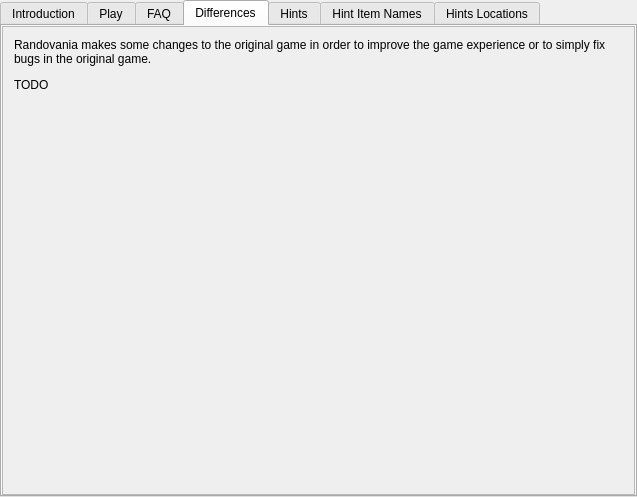
First picture: the form in randovania/gui/ui_files/games_tab_samusreturns_widget.ui, repository randovania/randovania, before the edit.
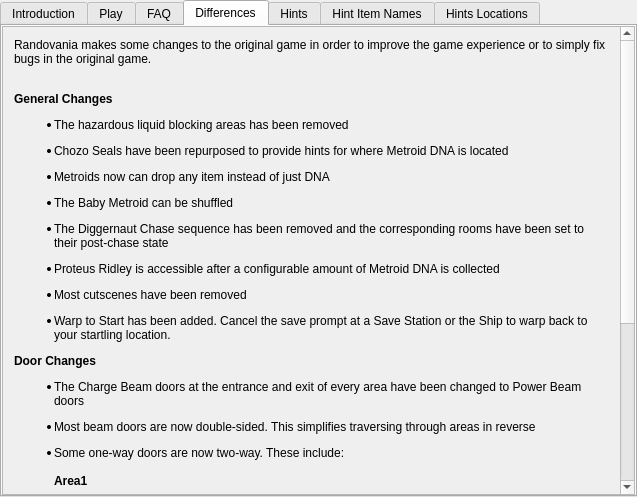
Second picture: the form after the edit. The open tabs and pages were chosen to show the change. Custom widgets are drawn as their Qt base class.

Commit message: Update differences tab

What changed in the file:
```diff
--- a/randovania/gui/ui_files/games_tab_samusreturns_widget.ui
+++ b/randovania/gui/ui_files/games_tab_samusreturns_widget.ui
@@ -150,15 +150,15 @@
      <rect>
       <x>0</x>
       <y>0</y>
-      <width>631</width>
-      <height>468</height>
+      <width>617</width>
+      <height>662</height>
      </rect>
     </property>
     <layout class="QVBoxLayout" name="verticalLayout">
      <item>
       <widget class="QLabel" name="differences_label">
        <property name="text">
-        <string>&lt;html&gt;&lt;head/&gt;&lt;body&gt;&lt;p&gt;Randovania makes some changes to the original game in order to improve the game experience or to simply fix bugs in the original game.&lt;/p&gt;&lt;p&gt;TODO&lt;/p&gt;&lt;/body&gt;&lt;/html&gt;</string>
+        <string>&lt;html&gt;&lt;head/&gt;&lt;body&gt;&lt;p&gt;Randovania makes some changes to the original game in order to improve the game experience or to simply fix bugs in the original game.&lt;/p&gt;&lt;p&gt;&lt;br/&gt;&lt;span style=&quot; font-weight:600;&quot;&gt;General Changes&lt;/span&gt;&lt;/p&gt;&lt;ul style=&quot;margin-top: 0px; margin-bottom: 0px; margin-left: 0px; margin-right: 0px; -qt-list-indent: 1;&quot;&gt;&lt;li style=&quot; margin-top:12px; margin-bottom:0px; margin-left:0px; margin-right:0px; -qt-block-indent:0; text-indent:0px;&quot;&gt;The hazardous liquid blocking areas has been removed&lt;/li&gt;&lt;li style=&quot; margin-top:12px; margin-bottom:0px; margin-left:0px; margin-right:0px; -qt-block-indent:0; text-indent:0px;&quot;&gt;Chozo Seals have been repurposed to provide hints for where Metroid DNA is located&lt;/li&gt;&lt;li style=&quot; margin-top:12px; margin-bottom:0px; margin-left:0px; margin-right:0px; -qt-block-indent:0; text-indent:0px;&quot;&gt;Metroids now can drop any item instead of just DNA&lt;/li&gt;&lt;li style=&quot; margin-top:12px; margin-bottom:0px; margin-left:0px; margin-right:0px; -qt-block-indent:0; text-indent:0px;&quot;&gt;The Baby Metroid can be shuffled&lt;/li&gt;&lt;li style=&quot; margin-top:12px; margin-bottom:0px; margin-left:0px; margin-right:0px; -qt-block-indent:0; text-indent:0px;&quot;&gt;The Diggernaut Chase sequence has been removed and the corresponding rooms have been set to their post-chase state&lt;/li&gt;&lt;li style=&quot; margin-top:12px; margin-bottom:0px; margin-left:0px; margin-right:0px; -qt-block-indent:0; text-indent:0px;&quot;&gt;Proteus Ridley is accessible after a configurable amount of Metroid DNA is collected&lt;/li&gt;&lt;li style=&quot; margin-top:12px; margin-bottom:0px; margin-left:0px; margin-right:0px; -qt-block-indent:0; text-indent:0px;&quot;&gt;Most cutscenes have been removed&lt;/li&gt;&lt;li style=&quot; margin-top:12px; margin-bottom:0px; margin-left:0px; margin-right:0px; -qt-block-indent:0; text-indent:0px;&quot;&gt;Warp to Start has been added. Cancel the save prompt at a Save Station or the Ship to warp back to your startling location.&lt;/li&gt;&lt;/ul&gt;&lt;p&gt;&lt;span style=&quot; font-weight:600;&quot;&gt;Door Changes&lt;/span&gt;&lt;/p&gt;&lt;ul style=&quot;margin-top: 0px; margin-bottom: 0px; margin-left: 0px; margin-right: 0px; -qt-list-indent: 1;&quot;&gt;&lt;li style=&quot; margin-top:12px; margin-bottom:0px; margin-left:0px; margin-right:0px; -qt-block-indent:0; text-indent:0px;&quot;&gt;The Charge Beam doors at the entrance and exit of every area have been changed to Power Beam doors&lt;/li&gt;&lt;li style=&quot; margin-top:12px; margin-bottom:0px; margin-left:0px; margin-right:0px; -qt-block-indent:0; text-indent:0px;&quot;&gt;Most beam doors are now double-sided. This simplifies traversing through areas in reverse&lt;/li&gt;&lt;li style=&quot; margin-top:12px; margin-bottom:0px; margin-left:0px; margin-right:0px; -qt-block-indent:0; text-indent:0px;&quot;&gt;Some one-way doors are now two-way. These include: &lt;br/&gt;&lt;br/&gt;&lt;span style=&quot; font-weight:600;&quot;&gt;Area1&lt;/span&gt;&lt;br/&gt;&lt;/li&gt;&lt;/ul&gt;&lt;ul type=&quot;circle&quot; style=&quot;margin-top: 0px; margin-bottom: 0px; margin-left: 0px; margin-right: 0px; -qt-list-indent: 2;&quot;&gt;&lt;li style=&quot; margin-top:0px; margin-bottom:0px; margin-left:0px; margin-right:0px; -qt-block-indent:0; text-indent:0px;&quot;&gt;The Missile door entering Bomb room no longer locks, removing the requirement for Bombs and preventing a potential softlock.&lt;/li&gt;&lt;li style=&quot; margin-top:0px; margin-bottom:0px; margin-left:0px; margin-right:0px; -qt-block-indent:0; text-indent:0px;&quot;&gt;Shaft East can now be entered from the exterior without needing to open the door from the inside first&lt;/li&gt;&lt;li style=&quot; margin-top:0px; margin-bottom:0px; margin-left:0px; margin-right:0px; -qt-block-indent:0; text-indent:0px;&quot;&gt;The exterior Alpha can now be exited without Bombs, preventing a potential softlock&lt;/li&gt;&lt;p&gt;&lt;span style=&quot; font-weight:600;&quot;&gt;Area 3&lt;/span&gt;&lt;/p&gt;&lt;li style=&quot; margin-top:0px; margin-bottom:0px; margin-left:0px; margin-right:0px; -qt-block-indent:0; text-indent:0px;&quot;&gt;The two one-way doors in the Chozo Seal room no longer close behind you&lt;/li&gt;&lt;p&gt;&lt;span style=&quot; font-weight:600;&quot;&gt;Area 4&lt;/span&gt;&lt;/p&gt;&lt;li style=&quot; margin-top:0px; margin-bottom:0px; margin-left:0px; margin-right:0px; -qt-block-indent:0; text-indent:0px;&quot;&gt;The Chozo Seal Spazer door no longer closes behind you if you go for the item &lt;/li&gt;&lt;p&gt;&lt;span style=&quot; font-weight:600;&quot;&gt;Area 5&lt;/span&gt;&lt;/p&gt;&lt;li style=&quot; margin-top:0px; margin-bottom:0px; margin-left:0px; margin-right:0px; -qt-block-indent:0; text-indent:0px;&quot;&gt;You can now enter and exit from both doors in the Plasma Beam room &lt;/li&gt;&lt;li style=&quot; margin-top:0px; margin-bottom:0px; margin-left:0px; margin-right:0px; -qt-block-indent:0; text-indent:0px;&quot;&gt;Gravity Suit room can now be exited through the door as well as the Morph Ball tunnel&lt;/li&gt;&lt;/ul&gt;&lt;/body&gt;&lt;/html&gt;</string>
        </property>
        <property name="alignment">
         <set>Qt::AlignLeading|Qt::AlignLeft|Qt::AlignTop</set>
```
